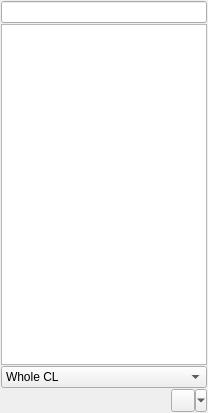
Above: src/plugins/azoth/mainwidget.ui from 0xd34df00d/leechcraft before the change. Below: the same form after it.
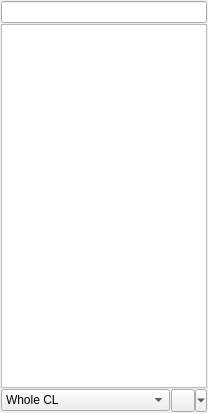
That is the form after the change.

Commit message: Azoth: show offline actions & such.

```diff
--- a/src/plugins/azoth/mainwidget.ui
+++ b/src/plugins/azoth/mainwidget.ui
@@ -66,6 +66,8 @@
     </widget>
    </item>
    <item>
+    <layout class="QHBoxLayout" name="BottomLayout_">
+     <item>
     <widget class="QComboBox" name="RosterMode_">
      <item>
       <property name="text">
@@ -78,21 +80,6 @@
       </property>
      </item>
     </widget>
-   </item>
-   <item>
-    <layout class="QHBoxLayout" name="BottomLayout_">
-     <item>
-      <spacer name="horizontalSpacer">
-       <property name="orientation">
-        <enum>Qt::Horizontal</enum>
-       </property>
-       <property name="sizeHint" stdset="0">
-        <size>
-         <width>40</width>
-         <height>20</height>
-        </size>
-       </property>
-      </spacer>
      </item>
      <item>
       <widget class="QToolButton" name="FastStatusButton_">
```
Lines whose indentation alone changed are shown as unchanged. The commit also changes 2 other files.
